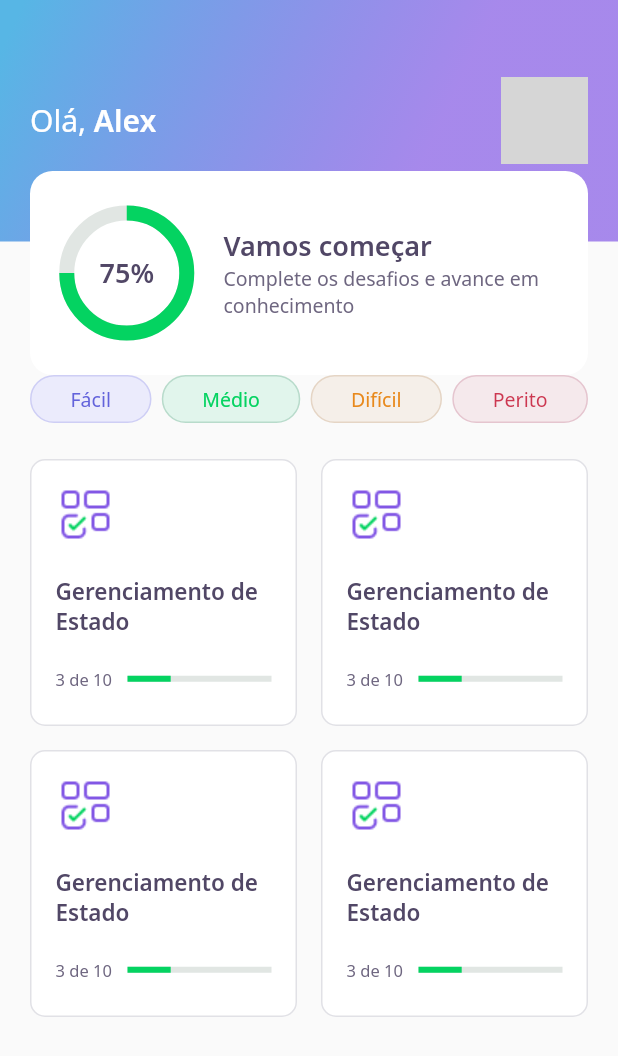
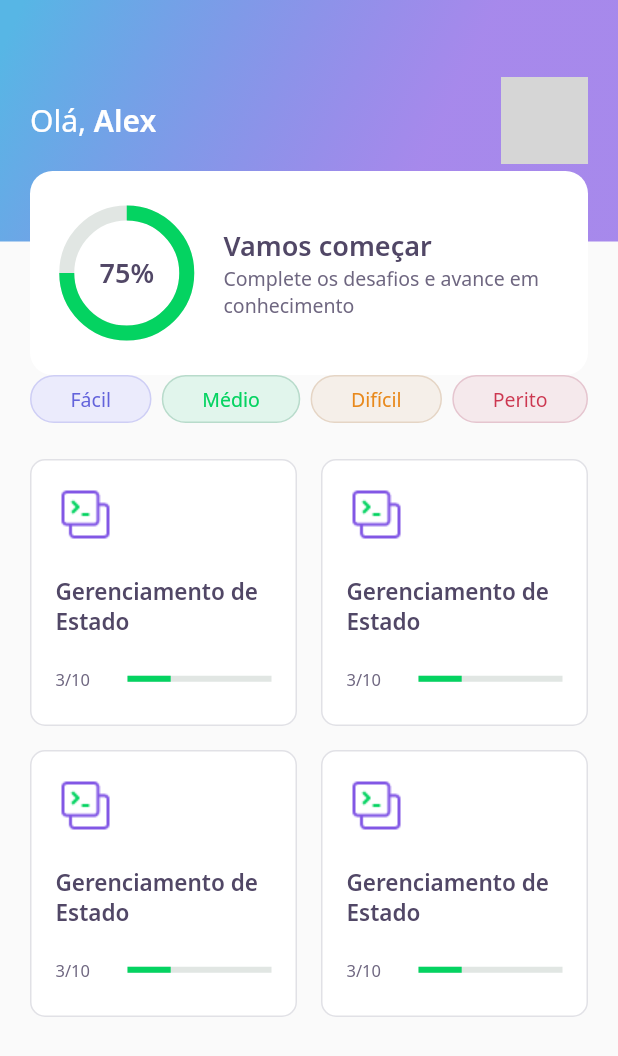
Before and after one commit to alex-cerlini/DevQuiz, a Flutter app: the screen it shows after launch, on a phone screen of 412 x 824 dp. Shown: the top 1056 px of the screen. Run offline on Flutter 3.47's test engine with Material 2 defaults, Android fonts, the phone set to English and light mode, and no system bars; our stand-ins replace google_fonts; network calls fail; grey boxes are pictures that could not be loaded.

Commit message:
Ajusting text to fit

```diff
--- a/lib/home/widgets/quiz_card/quiz_card_widget.dart
+++ b/lib/home/widgets/quiz_card/quiz_card_widget.dart
@@ -19,7 +19,7 @@ class QuizCardWidget extends StatelessWidget {
           Container(
             height: 40,
             width: 40,
-            child: Image.asset(AppImages.blocks),
+            child: Image.asset(AppImages.data),
           ),
           SizedBox(
             height: 21,
@@ -33,7 +33,7 @@ class QuizCardWidget extends StatelessWidget {
               Expanded(
                 flex: 1,
                 child: Text(
-                  "3 de 10",
+                  "3/10",
                   style: AppTextStyles.body11,
                 ),
               ),
```
